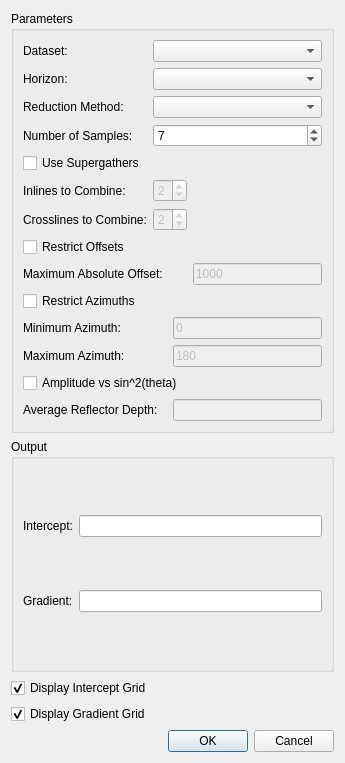
This is ProzessUI/computeinterceptgradientdialog.ui in fsoos74/su as Qt 5 draws it before an edit. The edited form follows.
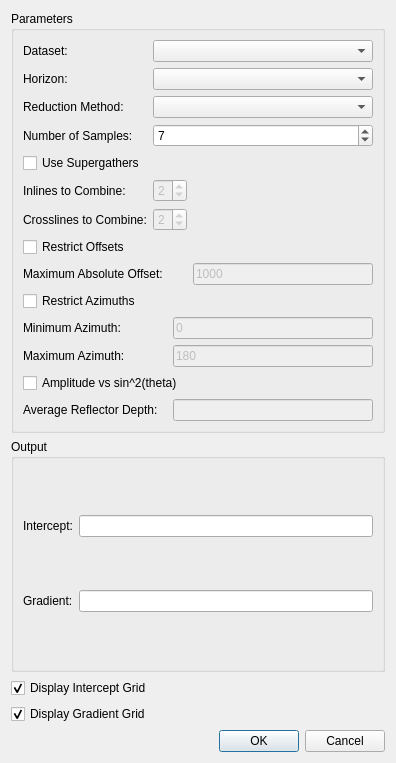
This is the edited form. Icons and pictures are not drawn.

```diff
--- a/ProzessUI/computeinterceptgradientdialog.ui
+++ b/ProzessUI/computeinterceptgradientdialog.ui
@@ -6,7 +6,7 @@
    <rect>
     <x>0</x>
     <y>0</y>
-    <width>345</width>
+    <width>396</width>
     <height>763</height>
    </rect>
   </property>
```
